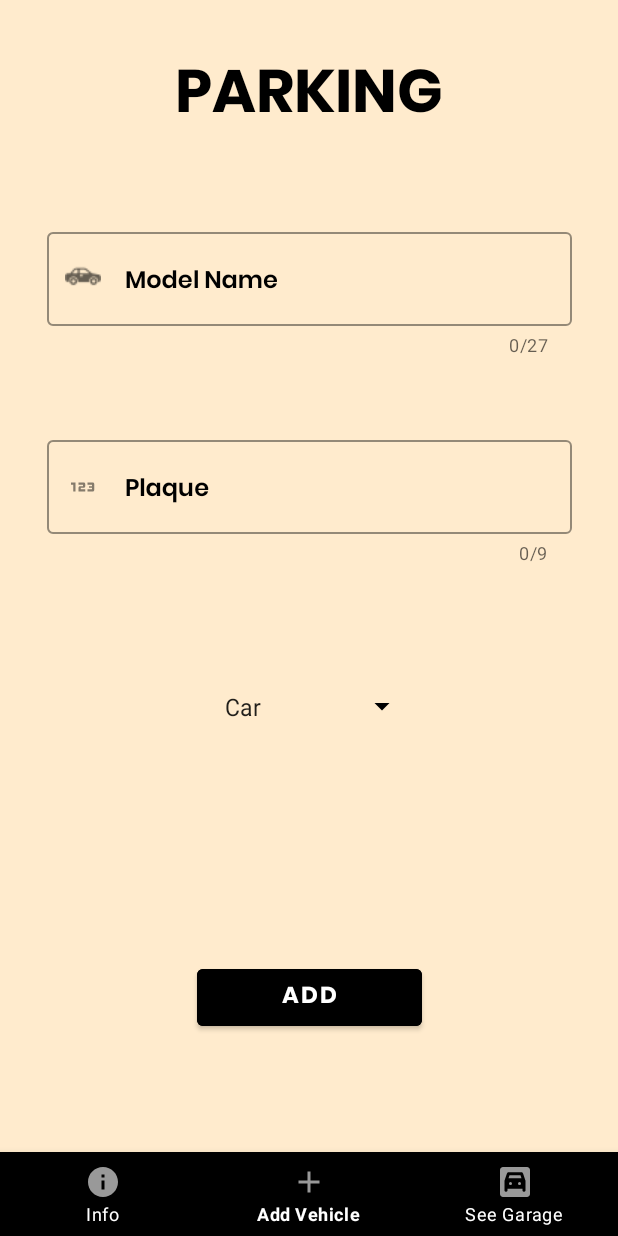
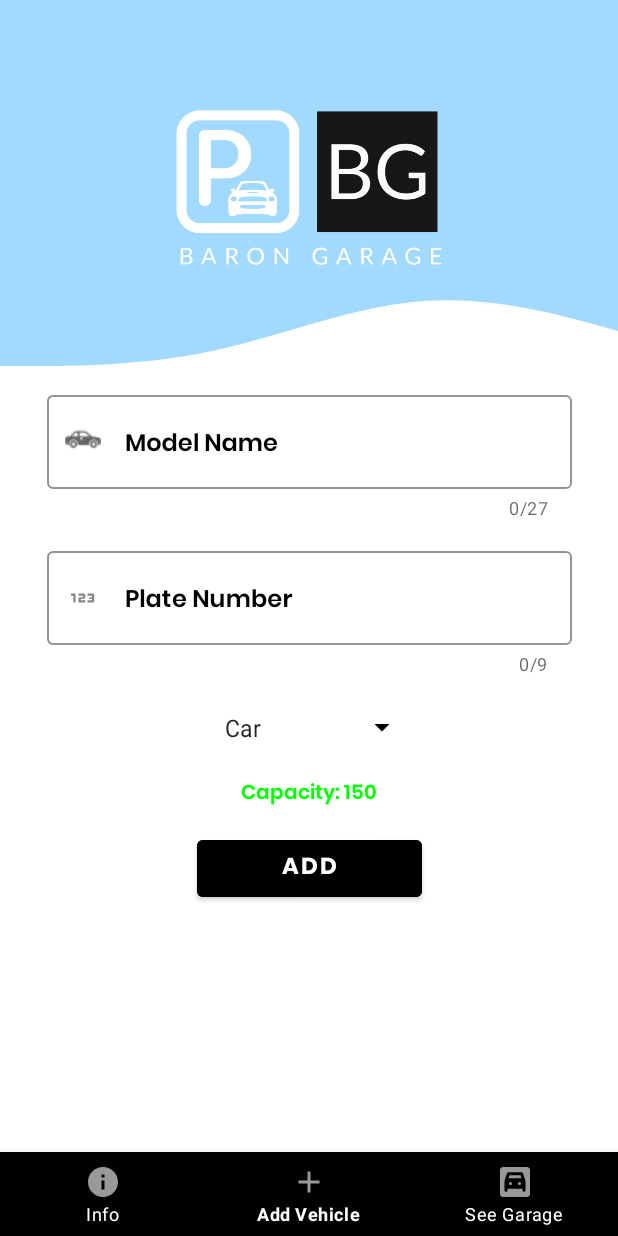
Before and after one commit to OmerOzen10/Garage-Application-in-Android-Studio, an Android app: the screen it shows after launch (MainActivity), item 2 of the bottom bar chosen, on a phone screen of 412 x 824 dp. Run offline under Robolectric (Android 15) with nearby library versions, the phone set to English and light mode, and no system bars; our stand-ins replace Firebase (no records; nobody signed in at launch, a user with empty details on screens opened directly).

Commit message:
I did some changes in Add Fragment and I add a new attribution which is counting the capacity of the garage

```diff
--- a/app/src/main/java/com/example/parkngapplcaton/AddFragment.java
+++ b/app/src/main/java/com/example/parkngapplcaton/AddFragment.java
@@ -3,6 +3,7 @@ package com.example.parkngapplcaton;
 import android.annotation.SuppressLint;
 import android.content.Context;
 import android.content.Intent;
+import android.graphics.Color;
 import android.os.Bundle;
 import android.text.Editable;
 import android.text.TextWatcher;
@@ -57,15 +58,19 @@ public class AddFragment extends Fragment {
     Button addButton;
 
 
-    Switch premium;
+
+
 
     public  final static String TAG = "AddFragment";
+
+    TextView textView1;
 
     DatabaseReference databaseReference;
 
 
 
 
+    @SuppressLint("SetTextI18n")
     @Override
     public void onViewCreated(@NonNull View view, @Nullable Bundle savedInstanceState) {
         super.onViewCreated(view, savedInstanceState);
@@ -75,6 +80,14 @@ public class AddFragment extends Fragment {
         edtPlaque = view.findViewById(R.id.edtPlaque);
         vehicleType = view.findViewById(R.id.vehicleType);
         addButton = view.findViewById(R.id.addButton);
+        textView1 = view.findViewById(R.id.textView1);
+
+
+
+
+
+
+//        textView1.setText("The capacity is: " + (250 - (MainActivity.vehicleList.size())));
 
 
 
@@ -152,11 +165,36 @@ public class AddFragment extends Fragment {
             }
         });
 
+        if (MainActivity.vehicleList.size()<150){
+            textView1.setText("Capacity: " + (150-(MainActivity.vehicleList.size())));
+            textView1.setTextColor(Color.GREEN);
+        }
+        if (MainActivity.vehicleList.size()==150){
+            textView1.setText("The Garage is full");
+            textView1.setTextColor(Color.RED);
+        }
+
+
         addButton.setOnClickListener(view1 -> {
 
             if (Correction()){
 
+                if (MainActivity.vehicleList.size()<150){
                     InsertData();
+                    textView1.setText("Capacity: " + (150-(MainActivity.vehicleList.size())-1) );
+                    textView1.setTextColor(Color.GREEN);
+
+                    if (MainActivity.vehicleList.size()==149){
+                        textView1.setText("The Garage is full");
+                        textView1.setTextColor(Color.RED);
+                    }
+
+                }
+
+
+
+
+//                    textView1.setText(String.valueOf(MainActivity.vehicleList.size()+1));
 
                     edtPlaque.getText().clear();
                     edtModel.getText().clear();
@@ -167,6 +205,7 @@ public class AddFragment extends Fragment {
             }
 
         });
+
 
 
 
--- /dev/null
+++ b/app/src/main/res/drawable/wave__2_.xml
@@ -0,0 +1,9 @@
+<vector xmlns:android="http://schemas.android.com/apk/res/android"
+    android:width="1440dp"
+    android:height="320dp"
+    android:viewportWidth="1400"
+    android:viewportHeight="400">
+  <path
+      android:pathData="M0,192L80,192C160,192 320,192 480,176C640,160 800,128 960,122.7C1120,117 1280,139 1360,149.3L1440,160L1440,0L1360,0C1280,0 1120,0 960,0C800,0 640,0 480,0C320,0 160,0 80,0L0,0Z"
+      android:fillColor="#a2d9ff"/>
+</vector>
--- a/app/src/main/res/layout/fragment_add.xml
+++ b/app/src/main/res/layout/fragment_add.xml
@@ -5,9 +5,10 @@
     android:id="@+id/constraintLayout"
     android:layout_width="match_parent"
     android:layout_height="match_parent"
-    android:background="@color/blanchedalmond">
+    android:background="@color/white">
 
     <ScrollView
+        android:id="@+id/scrollView3"
         android:layout_width="match_parent"
         android:layout_height="match_parent">
 
@@ -15,15 +16,30 @@
             android:layout_width="match_parent"
             android:layout_height="match_parent">
 
-            <TextView
-                android:id="@+id/txtParking"
+
+            <View
                 android:layout_width="wrap_content"
-                android:layout_height="wrap_content"
-                android:layout_marginTop="30dp"
-                android:fontFamily="@font/poppins_bold"
-                android:text="PARKING"
-                android:textColor="#000000"
-                android:textSize="40sp"
+                android:layout_height="150dp"
+                android:background="#a2d9ff"
+                app:layout_constraintEnd_toEndOf="parent"
+                app:layout_constraintStart_toStartOf="parent"
+                app:layout_constraintTop_toTopOf="parent"></View>
+
+            <ImageView
+                android:id="@+id/wave"
+                android:layout_width="match_parent"
+                android:layout_height="250sp"
+                android:layout_marginTop="124dp"
+                android:background="@drawable/wave__2_"
+                app:layout_constraintStart_toStartOf="parent"
+                app:layout_constraintTop_toTopOf="parent">
+            </ImageView>
+
+            <ImageView
+                android:id="@+id/ImageWave"
+                android:layout_width="350dp"
+                android:layout_height="250dp"
+                android:src="@drawable/barongar"
                 app:layout_constraintEnd_toEndOf="parent"
                 app:layout_constraintStart_toStartOf="parent"
                 app:layout_constraintTop_toTopOf="parent" />
@@ -33,7 +49,7 @@
                 style="@style/Widget.MaterialComponents.TextInputLayout.OutlinedBox"
                 android:layout_width="350dp"
                 android:layout_height="wrap_content"
-                android:layout_marginTop="50dp"
+                android:layout_marginTop="8dp"
                 android:hint="Model Name"
                 android:textColorHint="@color/black"
                 app:boxStrokeColor="@color/black"
@@ -46,7 +62,7 @@
                 app:hintTextColor="@color/black"
                 app:layout_constraintEnd_toEndOf="parent"
                 app:layout_constraintStart_toStartOf="parent"
-                app:layout_constraintTop_toBottomOf="@+id/txtParking"
+                app:layout_constraintTop_toBottomOf="@+id/ImageWave"
                 app:startIconDrawable="@drawable/edit1">
 
                 <com.google.android.material.textfield.TextInputEditText
@@ -56,8 +72,6 @@
                     android:fontFamily="@font/poppins_semibold"
                     android:maxLength="27"
                     android:outlineAmbientShadowColor="@color/black" />
-
-
             </com.google.android.material.textfield.TextInputLayout>
 
             <com.google.android.material.textfield.TextInputLayout
@@ -65,8 +79,8 @@
                 style="@style/Widget.MaterialComponents.TextInputLayout.OutlinedBox"
                 android:layout_width="350dp"
                 android:layout_height="wrap_content"
-                android:layout_marginTop="50dp"
-                android:hint="Plaque"
+                android:layout_marginTop="15dp"
+                android:hint="Plate Number"
                 android:textColorHint="@color/black"
                 app:boxStrokeColor="@color/black"
                 app:counterEnabled="true"
@@ -99,7 +113,7 @@
                 android:id="@+id/addButton"
                 android:layout_width="150dp"
                 android:layout_height="50dp"
-                android:layout_marginTop="150dp"
+                android:layout_marginTop="50dp"
                 android:backgroundTint="@color/black"
                 android:fontFamily="@font/poppins_bold"
                 android:text="ADD"
@@ -116,7 +130,7 @@
                 android:id="@+id/vehicleType"
                 android:layout_width="wrap_content"
                 android:layout_height="wrap_content"
-                android:layout_marginTop="75dp"
+                android:layout_marginTop="15dp"
                 android:backgroundTint="@color/black"
                 android:entries="@array/item_names"
                 android:padding="8dp"
@@ -124,11 +138,25 @@
                 app:layout_constraintStart_toStartOf="parent"
                 app:layout_constraintTop_toBottomOf="@+id/layoutPlaque" />
 
+            <TextView
 
+                android:id="@+id/textView1"
+                android:layout_width="wrap_content"
+                android:layout_height="wrap_content"
+                android:fontFamily="@font/poppins_semibold"
+                android:text="Capacity"
+                android:textSize="13dp"
+                app:layout_constraintBottom_toTopOf="@+id/addButton"
+                app:layout_constraintEnd_toEndOf="parent"
+                app:layout_constraintStart_toStartOf="parent"
+                app:layout_constraintTop_toBottomOf="@+id/vehicleType" />
 
         </androidx.constraintlayout.widget.ConstraintLayout>
+
 
     </ScrollView>
 
 
-</androidx.constraintlayout.widget.ConstraintLayout>
+
+
+        </androidx.constraintlayout.widget.ConstraintLayout>
--- a/app/src/main/res/values-night/themes.xml
+++ b/app/src/main/res/values-night/themes.xml
@@ -1,6 +1,6 @@
 <resources xmlns:tools="http://schemas.android.com/tools">
     <!-- Base application theme. -->
-    <style name="Theme.ParkıngApplıcatıon" parent="Theme.MaterialComponents.DayNight.DarkActionBar">
+    <style name="Theme.ParkıngApplıcatıon" parent="Theme.MaterialComponents.NoActionBar">
         <!-- Primary brand color. -->
         <item name="colorPrimary">@color/purple_200</item>
         <item name="colorPrimaryVariant">@color/purple_700</item>
--- /dev/null
+++ b/app/src/main/res/values/Logo_background.xml
@@ -0,0 +1,4 @@
+<?xml version="1.0" encoding="utf-8"?>
+<resources>
+    <color name="Logo_background">#A2D9FF</color>
+</resources>
--- /dev/null
+++ b/app/src/main/res/values/baronGarage_background.xml
@@ -0,0 +1,4 @@
+<?xml version="1.0" encoding="utf-8"?>
+<resources>
+    <color name="baronGarage_background">#A2D9FF</color>
+</resources>
--- a/app/src/main/res/values/themes.xml
+++ b/app/src/main/res/values/themes.xml
@@ -11,6 +11,12 @@
         <item name="colorOnSecondary">@color/black</item>
         <!-- Status bar color. -->
         <item name="android:statusBarColor">?attr/colorPrimaryVariant</item>
+
+        <item name="android:windowFullscreen">true</item>
+
+        <item name="windowActionBar">false</item>
+
+        <item name="windowNoTitle">true</item>
         <!-- Customize your theme here. -->
     </style>
     <style name="roundImageView" parent="">
```
Also changed, not shown: app/src/main/res/drawable/ic_logo_background.xml (added, +74 -0 lines), app/src/main/res/drawable/wave.xml (added, +9 -0 lines), app/src/main/res/drawable/wave__1_.xml (added, +9 -0 lines), app/src/main/Logo-playstore.png (added), app/src/main/baronGarage-playstore.png (added), app/src/main/ic_logo-playstore.png (added), app/src/main/res/drawable/barongar.png (added).
